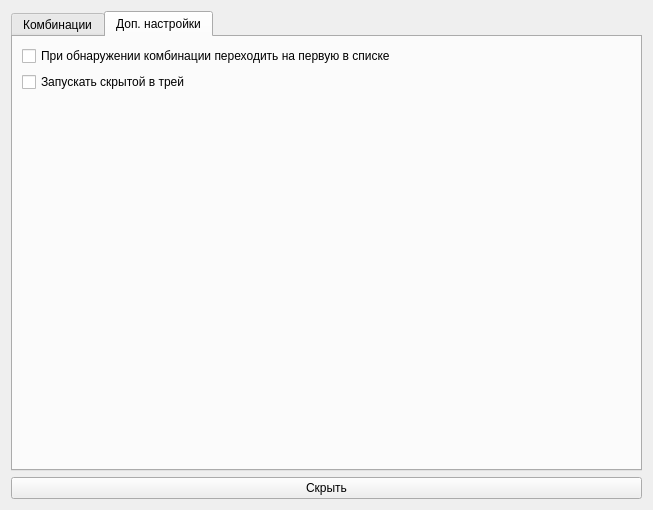
Old version of the form src/ui_files/config_window.ui in the repository SmallGreenHedgehog/py_quick_paste.
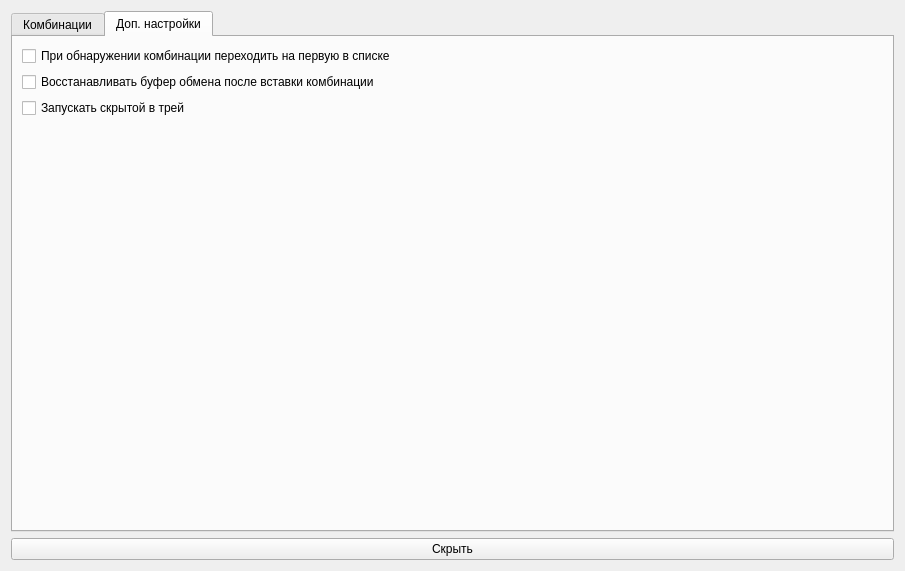
New version of the form. The open tabs and pages were chosen to show the change.

Commit message: Изменен диалог config_window. Добавлены некоторые TODO по функционалу предстоящего релиза.

```diff
--- a/src/ui_files/config_window.ui
+++ b/src/ui_files/config_window.ui
@@ -6,8 +6,8 @@
    <rect>
     <x>0</x>
     <y>0</y>
-    <width>653</width>
-    <height>510</height>
+    <width>905</width>
+    <height>571</height>
    </rect>
   </property>
   <property name="windowTitle">
@@ -167,6 +167,13 @@
          </property>
         </widget>
        </item>
+       <item>
+        <widget class="QCheckBox" name="checkBox_restore_clipboard">
+         <property name="text">
+          <string>Восстанавливать буфер обмена после вставки комбинации</string>
+         </property>
+        </widget>
+       </item>
        <item>
         <widget class="QCheckBox" name="checkBox_w_hidden_win_start">
          <property name="text">
```
Left out of the diff: 13 changed lines with no effect on the pictures. The commit also changes 4 other files.
